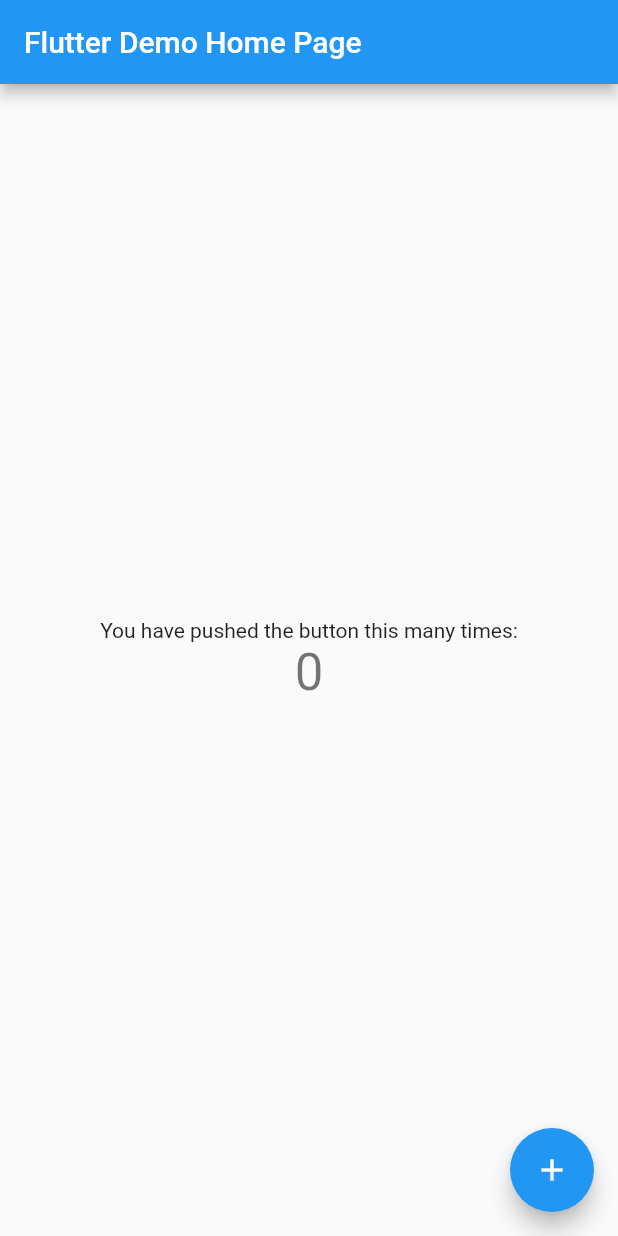
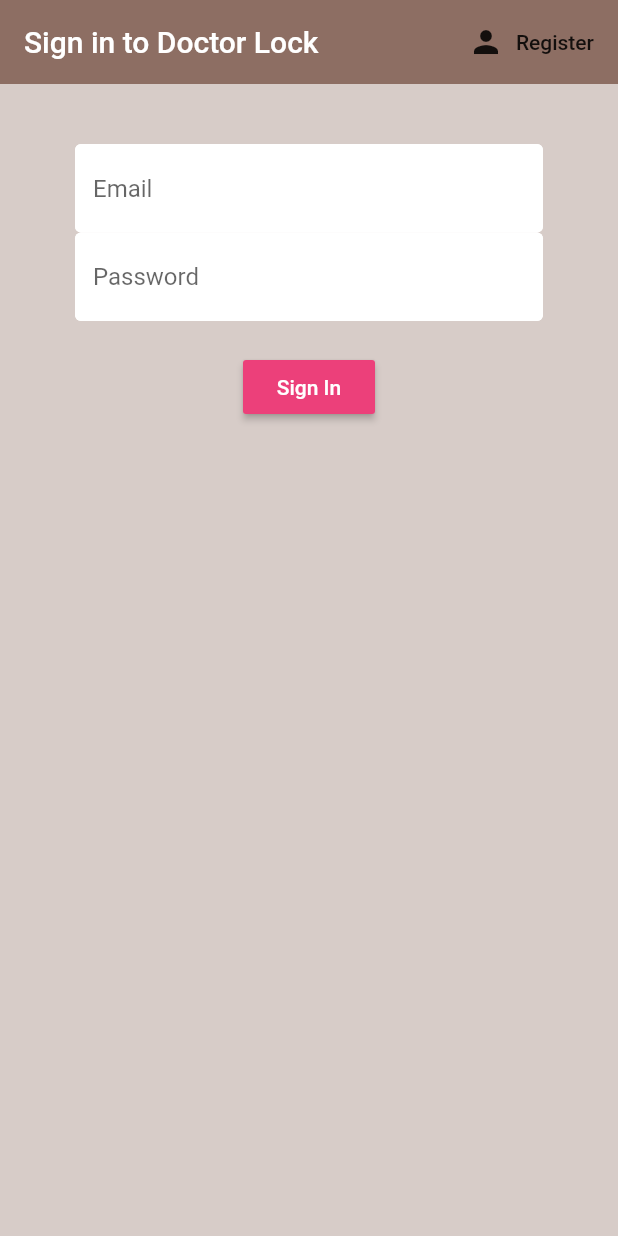
Before and after one commit to gregreda37/DoctorLock, a Flutter app: the screen it shows after launch, on a phone screen of 412 x 824 dp. Run offline on Flutter 3.47's test engine with Material 2 defaults, Android fonts, the phone set to English and light mode, and no system bars; our stand-ins replace cloud_firestore, firebase_auth, flutter_spinkit; accounts and stored records are empty.

```diff
--- a/lib/main.dart
+++ b/lib/main.dart
@@ -1,4 +1,8 @@
+import 'package:doc_lock/screens/wrapper.dart';
+import 'package:doc_lock/services/auth.dart';
 import 'package:flutter/material.dart';
+import 'package:provider/provider.dart';
+import 'package:doc_lock/models/user.dart';
 
 void main() => runApp(MyApp());
 
@@ -6,106 +10,11 @@ class MyApp extends StatelessWidget {
   // This widget is the root of your application.
   @override
   Widget build(BuildContext context) {
-    return MaterialApp(
-      title: 'Flutter Demo',
-      theme: ThemeData(
-        // This is the theme of your application.
-        //
-        // Try running your application with "flutter run". You'll see the
-        // application has a blue toolbar. Then, without quitting the app, try
-        // changing the primarySwatch below to Colors.green and then invoke
-        // "hot reload" (press "r" in the console where you ran "flutter run",
-        // or simply save your changes to "hot reload" in a Flutter IDE).
-        // Notice that the counter didn't reset back to zero; the application
-        // is not restarted.
-        primarySwatch: Colors.blue,
-      ),
-      home: MyHomePage(title: 'Flutter Demo Home Page'),
+    return StreamProvider<User>.value(
+        value: AuthService().user,
+        child: MaterialApp(
+          home: Wrapper(),
+        ),
     );
   }
 }
-
-class MyHomePage extends StatefulWidget {
-  MyHomePage({Key key, this.title}) : super(key: key);
-
-  // This widget is the home page of your application. It is stateful, meaning
-  // that it has a State object (defined below) that contains fields that affect
-  // how it looks.
-
-  // This class is the configuration for the state. It holds the values (in this
-  // case the title) provided by the parent (in this case the App widget) and
-  // used by the build method of the State. Fields in a Widget subclass are
-  // always marked "final".
-
-  final String title;
-
-  @override
-  _MyHomePageState createState() => _MyHomePageState();
-}
-
-class _MyHomePageState extends State<MyHomePage> {
-  int _counter = 0;
-
-  void _incrementCounter() {
-    setState(() {
-      // This call to setState tells the Flutter framework that something has
-      // changed in this State, which causes it to rerun the build method below
-      // so that the display can reflect the updated values. If we changed
-      // _counter without calling setState(), then the build method would not be
-      // called again, and so nothing would appear to happen.
-      _counter++;
-    });
-  }
-
-  @override
-  Widget build(BuildContext context) {
-    // This method is rerun every time setState is called, for instance as done
-    // by the _incrementCounter method above.
-    //
-    // The Flutter framework has been optimized to make rerunning build methods
-    // fast, so that you can just rebuild anything that needs updating rather
-    // than having to individually change instances of widgets.
-    return Scaffold(
-      appBar: AppBar(
-        // Here we take the value from the MyHomePage object that was created by
-        // the App.build method, and use it to set our appbar title.
-        title: Text(widget.title),
-      ),
-      body: Center(
-        // Center is a layout widget. It takes a single child and positions it
-        // in the middle of the parent.
-        child: Column(
-          // Column is also a layout widget. It takes a list of children and
-          // arranges them vertically. By default, it sizes itself to fit its
-          // children horizontally, and tries to be as tall as its parent.
-          //
-          // Invoke "debug painting" (press "p" in the console, choose the
-          // "Toggle Debug Paint" action from the Flutter Inspector in Android
-          // Studio, or the "Toggle Debug Paint" command in Visual Studio Code)
-          // to see the wireframe for each widget.
-          //
-          // Column has various properties to control how it sizes itself and
-          // how it positions its children. Here we use mainAxisAlignment to
-          // center the children vertically; the main axis here is the vertical
-          // axis because Columns are vertical (the cross axis would be
-          // horizontal).
-          mainAxisAlignment: MainAxisAlignment.center,
-          children: <Widget>[
-            Text(
-              'You have pushed the button this many times:',
-            ),
-            Text(
-              '$_counter',
-              style: Theme.of(context).textTheme.display1,
-            ),
-          ],
-        ),
-      ),
-      floatingActionButton: FloatingActionButton(
-        onPressed: _incrementCounter,
-        tooltip: 'Increment',
-        child: Icon(Icons.add),
-      ), // This trailing comma makes auto-formatting nicer for build methods.
-    );
-  }
-}
--- /dev/null
+++ b/lib/models/user.dart
@@ -0,0 +1,6 @@
+class User {
+  final String uid;
+
+  User({this.uid});
+
+}
--- /dev/null
+++ b/lib/screens/authenticate/authenticate.dart
@@ -0,0 +1,26 @@
+import 'package:doc_lock/screens/authenticate/register.dart';
+import 'package:doc_lock/screens/authenticate/sign_in.dart';
+import 'package:flutter/material.dart';
+
+class Authenticate extends StatefulWidget {
+  @override
+  _AuthenticateState createState() => _AuthenticateState();
+}
+
+class _AuthenticateState extends State<Authenticate> {
+
+  bool showSignIn = true;
+  void toggleView(){
+    setState(() => showSignIn = !showSignIn);
+  }
+
+  @override
+  Widget build(BuildContext context) {
+
+    if(showSignIn){
+      return SignIn(toggleView: toggleView);
+    } else {
+      return Register(toggleView: toggleView);
+    }
+  }
+}
--- /dev/null
+++ b/lib/screens/authenticate/register.dart
@@ -0,0 +1,101 @@
+import 'package:doc_lock/shared/constants.dart';
+import 'package:doc_lock/shared/loading.dart';
+import 'package:flutter/material.dart';
+import 'package:doc_lock/services/auth.dart';
+
+class Register extends StatefulWidget {
+
+  final Function toggleView;
+  Register({this.toggleView});
+
+  @override
+  _RegisterState createState() => _RegisterState();
+}
+
+class _RegisterState extends State<Register> {
+
+    //class instance
+  final AuthService _auth = AuthService();
+  final _formKey = GlobalKey<FormState>();
+
+  //textField state
+  String email = '';
+  String password = '';
+  String error = "";
+  bool loading = false;
+
+  @override
+  Widget build(BuildContext context) {
+      return loading ? Loading(): Scaffold(
+      backgroundColor: Colors.brown[100],
+      appBar: AppBar(
+        backgroundColor: Colors.brown[400],
+        elevation: 0.0,
+        title: Text('Sign Up'),
+        actions: <Widget>[
+          FlatButton.icon(
+            icon: Icon(Icons.person),
+            label: Text('Sign In'),
+            onPressed: () {
+              widget.toggleView();
+            },
+          )
+        ],
+      ),
+      body: Container(
+        padding: EdgeInsets.symmetric(vertical: 20.0,horizontal: 50.0),
+        child: Form(
+          key: _formKey,
+          child: Column(
+            children: <Widget>[
+              SizedBox(height: 20.0),
+              TextFormField(
+                decoration: textInputDecoration.copyWith(hintText:'Email'),
+                validator: (val) => val.isEmpty ? 'Enter an Email': null,
+                onChanged: (val){
+
+                  setState(() => email = val);
+                },
+              ),
+              TextFormField(
+                decoration: textInputDecoration.copyWith(hintText:'Password'),
+                obscureText: true,
+                validator: (val) => val.length < 6 ? 'Enter an Password 6+ characters long': null,
+                onChanged: (val){
+                  setState(() => password = val);
+                },
+              ),
+              SizedBox(height: 20.0),
+              RaisedButton(
+                color: Colors.pink[400],
+                child: Text(
+                  'Register',
+                  style: TextStyle(color: Colors.white),
+                ),
+                onPressed: () async {
+                    if(_formKey.currentState.validate()){
+                      setState(() => loading = true);
+                      dynamic result = await _auth.registerWithEmailAndPassword(email, password);
+                      if(result == null){
+                        setState((){
+                          error = "please supply a valid email";
+                          loading = false;
+                      });
+                    }
+                  }
+                }
+              ),
+              SizedBox(height: 12.0),
+              Text(
+                error,
+                style: TextStyle(color: Colors.red,fontSize: 14.0),
+
+              )
+
+            ],
+          ),
+        ),
+      )
+    );
+  }
+}
--- /dev/null
+++ b/lib/screens/authenticate/sign_in.dart
@@ -0,0 +1,101 @@
+import 'package:doc_lock/services/auth.dart';
+import 'package:doc_lock/shared/constants.dart';
+import 'package:doc_lock/shared/loading.dart';
+import 'package:flutter/material.dart';
+
+class SignIn extends StatefulWidget {
+
+  final Function toggleView;
+  SignIn({this.toggleView});
+
+  @override
+  _SignInState createState() => _SignInState();
+}
+
+class _SignInState extends State<SignIn> {
+
+  //class instance
+  final AuthService _auth = AuthService();
+  final _formKey = GlobalKey<FormState>();
+  bool loading = false;
+
+  //textField state
+  String email = '';
+  String password = '';
+  String error = "";
+
+  @override
+  Widget build(BuildContext context) {
+    return loading ? Loading(): Scaffold(
+      backgroundColor: Colors.brown[100],
+      appBar: AppBar(
+        backgroundColor: Colors.brown[400],
+        elevation: 0.0,
+        title: Text('Sign in to Doctor Lock'),
+        actions: <Widget>[
+          FlatButton.icon(
+            icon: Icon(Icons.person),
+            label: Text('Register'),
+            onPressed: (){
+              widget.toggleView();
+            },
+
+          )
+        ],
+      ),
+      body: Container(
+        padding: EdgeInsets.symmetric(vertical: 20.0,horizontal: 50.0),
+        child: Form(
+          key: _formKey,
+          child: Column(
+            children: <Widget>[
+              SizedBox(height: 20.0),
+              TextFormField(
+                decoration: textInputDecoration.copyWith(hintText:'Email'),
+                validator: (val) => val.isEmpty ? 'Enter an Email': null,
+                onChanged: (val){
+                  setState(() => email = val);
+                },
+              ),
+              TextFormField(
+                decoration: textInputDecoration.copyWith(hintText:'Password'),
+                obscureText: true,
+                validator: (val) => val.length < 6 ? 'Enter an Password 6+ characters long': null,
+                onChanged: (val){
+                  setState(() => password = val);
+                },
+              ),
+              SizedBox(height: 20.0),
+              RaisedButton(
+                color: Colors.pink[400],
+                child: Text(
+                  'Sign In',
+                  style: TextStyle(color: Colors.white),
+                ),
+                onPressed: () async {
+                    if(_formKey.currentState.validate()){
+                      setState(() => loading = true);
+                      print('valid');
+                      dynamic result = await _auth.signInWithEmailAndPassword(email, password);
+                      if(result == null){
+                        setState((){
+                          error = "Email or Password is incorrect";
+                          loading = false;
+                        });
+                      }
+                    }
+
+                },
+              ),
+              SizedBox(height: 12.0),
+              Text(
+                error,
+                style: TextStyle(color: Colors.red,fontSize: 14.0),
+              )
+            ],
+          ),
+        ),
+      )
+    );
+  }
+}
--- /dev/null
+++ b/lib/screens/wrapper.dart
@@ -0,0 +1,19 @@
+import 'package:doc_lock/screens/authenticate/authenticate.dart';
+import 'package:doc_lock/screens/home/home.dart';
+import 'package:flutter/material.dart';
+import 'package:provider/provider.dart';
+import 'package:doc_lock/models/user.dart';
+
+class Wrapper extends StatelessWidget {
+  @override
+  Widget build(BuildContext context) {
+    //return either home or authenticate
+    final user = Provider.of<User>(context);
+
+    if (user == null) {
+      return Authenticate();
+    } else {
+      return Home();
+    }
+  }
+}
--- /dev/null
+++ b/lib/services/database.dart
@@ -0,0 +1,17 @@
+import 'package:cloud_firestore/cloud_firestore.dart';
+
+class DatabaseService {
+
+  final String uid;
+  DatabaseService({this.uid});
+  //collection reference
+  final CollectionReference brewCollection = Firestore.instance.collection("brews");
+
+  Future updateUserData(String sugars, String name, int strength) async {
+    return await brewCollection.document(uid).setData({
+      "sugars":sugars,
+      "name": name,
+      "strength": strength
+    });
+  }
+}
--- /dev/null
+++ b/lib/shared/constants.dart
@@ -0,0 +1,12 @@
+import 'package:flutter/material.dart';
+
+const textInputDecoration = InputDecoration(
+    fillColor: Colors.white,
+    filled: true,
+    enabledBorder: OutlineInputBorder(
+      borderSide: BorderSide(color: Colors.white,width: 2.0)
+    ),
+    focusedBorder: OutlineInputBorder(
+      borderSide: BorderSide(color: Colors.blueAccent,width: 2.0)
+    )
+  );
--- a/pubspec.yaml
+++ b/pubspec.yaml
@@ -23,6 +23,10 @@ dependencies:
   # The following adds the Cupertino Icons font to your application.
   # Use with the CupertinoIcons class for iOS style icons.
   cupertino_icons: ^0.1.2
+  firebase_auth: ^0.14.0+5
+  cloud_firestore: ^0.12.9+4
+  provider: ^3.1.0
+  flutter_spinkit: ^4.0.0
 
 dev_dependencies:
   flutter_test:
```
Also changed, not shown: lib/screens/home/home.dart (added, +28 -0 lines), lib/services/auth.dart (added, +81 -0 lines), lib/shared/loading.dart (added, +17 -0 lines), pubspec.lock, 9 other files.
